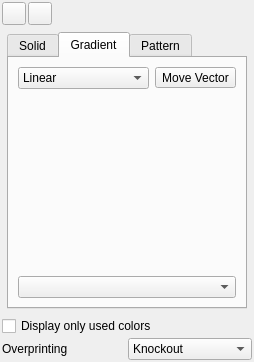
Old version of the form scribus/ui/colorpalette.ui in the repository scribusproject/scribus.
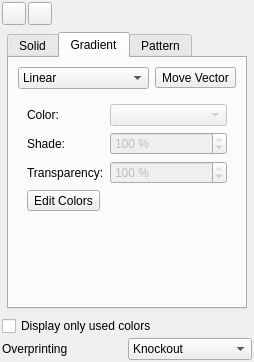
New version of the form. The open tabs and pages were chosen to show the change. Custom widgets are drawn as their Qt base class.

Commit message: First version of "Mesh Gradients". Fixed Bug #9044 "New gradients arent copied if an item is copied" Fixed Bug #9041 "Diamond gradients aren't working correctly"

What changed in the file:
```diff
--- a/scribus/ui/colorpalette.ui
+++ b/scribus/ui/colorpalette.ui
@@ -636,6 +636,129 @@
                </item>
               </layout>
              </widget>
+             <widget class="QWidget" name="page_3">
+              <layout class="QVBoxLayout" name="verticalLayout_9">
+               <item>
+                <layout class="QGridLayout" name="gridLayout_5">
+                 <item row="0" column="0">
+                  <widget class="QLabel" name="label_2">
+                   <property name="text">
+                    <string>Color:</string>
+                   </property>
+                  </widget>
+                 </item>
+                 <item row="0" column="1">
+                  <widget class="ColorCombo" name="colorMeshPoint">
+                   <property name="enabled">
+                    <bool>false</bool>
+                   </property>
+                   <property name="sizePolicy">
+                    <sizepolicy hsizetype="Expanding" vsizetype="Fixed">
+                     <horstretch>0</horstretch>
+                     <verstretch>0</verstretch>
+                    </sizepolicy>
+                   </property>
+                  </widget>
+                 </item>
+                 <item row="1" column="0">
+                  <widget class="QLabel" name="label_3">
+                   <property name="text">
+                    <string>Shade:</string>
+                   </property>
+                  </widget>
+                 </item>
+                 <item row="1" column="1">
+                  <widget class="QSpinBox" name="shadeMeshPoint">
+                   <property name="enabled">
+                    <bool>false</bool>
+                   </property>
+                   <property name="suffix">
+                    <string> %</string>
+                   </property>
+                   <property name="minimum">
+                    <number>0</number>
+                   </property>
+                   <property name="maximum">
+                    <number>100</number>
+                   </property>
+                   <property name="singleStep">
+                    <number>10</number>
+                   </property>
+                   <property name="value">
+                    <number>100</number>
+                   </property>
+                  </widget>
+                 </item>
+                 <item row="2" column="0">
+                  <widget class="QLabel" name="label_4">
+                   <property name="text">
+                    <string>Transparency:</string>
+                   </property>
+                  </widget>
+                 </item>
+                 <item row="2" column="1">
+                  <widget class="QSpinBox" name="transparencyMeshPoint">
+                   <property name="enabled">
+                    <bool>false</bool>
+                   </property>
+                   <property name="suffix">
+                    <string> %</string>
+                   </property>
+                   <property name="maximum">
+                    <number>100</number>
+                   </property>
+                   <property name="singleStep">
+                    <number>10</number>
+                   </property>
+                   <property name="value">
+                    <number>100</number>
+                   </property>
+                  </widget>
+                 </item>
+                </layout>
+               </item>
+               <item>
+                <layout class="QHBoxLayout" name="horizontalLayout_8">
+                 <item>
+                  <widget class="QToolButton" name="editMeshColors">
+                   <property name="text">
+                    <string>Edit Colors</string>
+                   </property>
+                   <property name="checkable">
+                    <bool>true</bool>
+                   </property>
+                  </widget>
+                 </item>
+                 <item>
+                  <spacer name="horizontalSpacer_2">
+                   <property name="orientation">
+                    <enum>Qt::Horizontal</enum>
+                   </property>
+                   <property name="sizeHint" stdset="0">
+                    <size>
+                     <width>40</width>
+                     <height>20</height>
+                    </size>
+                   </property>
+                  </spacer>
+                 </item>
+                </layout>
+               </item>
+               <item>
+                <spacer name="verticalSpacer_2">
+                 <property name="orientation">
+                  <enum>Qt::Vertical</enum>
+                 </property>
+                 <property name="sizeHint" stdset="0">
+                  <size>
+                   <width>20</width>
+                   <height>101</height>
+                  </size>
+                 </property>
+                </spacer>
+               </item>
+              </layout>
+             </widget>
             </widget>
            </item>
           </layout>
```
Left out of the diff: 5 changed lines with no effect on the pictures. The commit also changes 36 other files.
